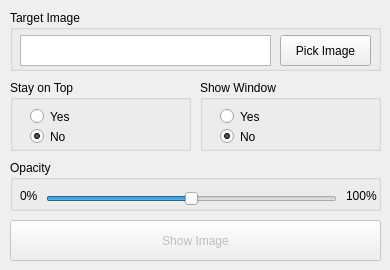
Qt form main-menu.ui (nandakho/img-loader) before a commit.
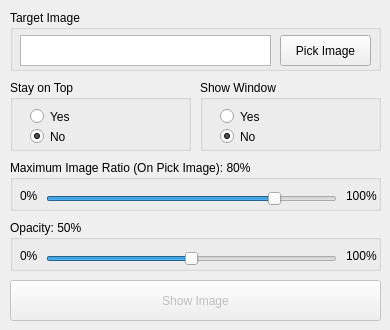
The same form after that commit.

What changed in the file:
```diff
--- a/main-menu.ui
+++ b/main-menu.ui
@@ -7,7 +7,7 @@
     <x>0</x>
     <y>0</y>
     <width>390</width>
-    <height>270</height>
+    <height>330</height>
    </rect>
   </property>
   <property name="windowTitle">
@@ -141,13 +141,13 @@
     <property name="geometry">
      <rect>
       <x>10</x>
-      <y>160</y>
+      <y>220</y>
       <width>371</width>
       <height>51</height>
      </rect>
     </property>
     <property name="title">
-     <string>Opacity</string>
+     <string>Opacity: 50%</string>
     </property>
     <widget class="QSlider" name="opacity_slider">
      <property name="geometry">
@@ -202,7 +202,7 @@
     <property name="geometry">
      <rect>
       <x>10</x>
-      <y>220</y>
+      <y>280</y>
       <width>371</width>
       <height>41</height>
      </rect>
@@ -211,6 +211,64 @@
      <string>Show Image</string>
     </property>
    </widget>
+   <widget class="QGroupBox" name="box_ratio">
+    <property name="geometry">
+     <rect>
+      <x>10</x>
+      <y>160</y>
+      <width>371</width>
+      <height>51</height>
+     </rect>
+    </property>
+    <property name="title">
+     <string>Maximum Image Ratio (On Pick Image): 80%</string>
+    </property>
+    <widget class="QSlider" name="ratio_slider">
+     <property name="geometry">
+      <rect>
+       <x>36</x>
+       <y>28</y>
+       <width>291</width>
+       <height>22</height>
+      </rect>
+     </property>
+     <property name="maximum">
+      <number>100</number>
+     </property>
+     <property name="value">
+      <number>80</number>
+     </property>
+     <property name="orientation">
+      <enum>Qt::Horizontal</enum>
+     </property>
+    </widget>
+    <widget class="QLabel" name="label_low_2">
+     <property name="geometry">
+      <rect>
+       <x>10</x>
+       <y>28</y>
+       <width>31</width>
+       <height>16</height>
+      </rect>
+     </property>
+     <property name="text">
+      <string>0%</string>
+     </property>
+    </widget>
+    <widget class="QLabel" name="label_high_2">
+     <property name="geometry">
+      <rect>
+       <x>336</x>
+       <y>28</y>
+       <width>31</width>
+       <height>16</height>
+      </rect>
+     </property>
+     <property name="text">
+      <string>100%</string>
+     </property>
+    </widget>
+   </widget>
   </widget>
  </widget>
  <resources/>
```
